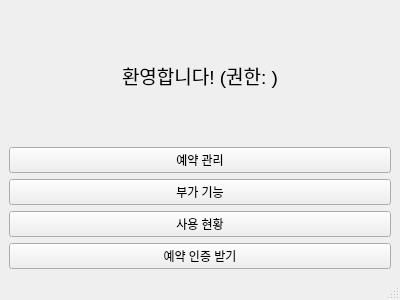
addinedu-ros-10th/iot-repo-1, file adminGUI/home.ui: the form before one commit.
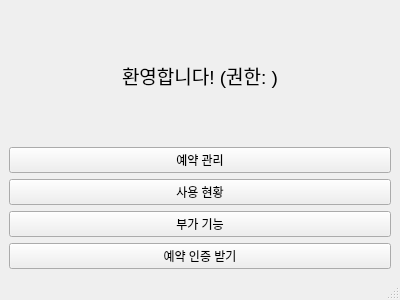
The form after the commit.

Commit message: reservation usage

The edit to the form file:
```diff
--- a/adminGUI/home.ui
+++ b/adminGUI/home.ui
@@ -40,16 +40,16 @@
        </widget>
       </item>
       <item>
-       <widget class="QPushButton" name="extraBtn">
+       <widget class="QPushButton" name="usageBtn">
         <property name="text">
-         <string>부가 기능</string>
+         <string>사용 현황</string>
         </property>
        </widget>
       </item>
       <item>
-       <widget class="QPushButton" name="usageBtn">
+       <widget class="QPushButton" name="extraBtn">
         <property name="text">
-         <string>사용 현황</string>
+         <string>부가 기능</string>
         </property>
        </widget>
       </item>
```
The commit also changes 4 other files.
